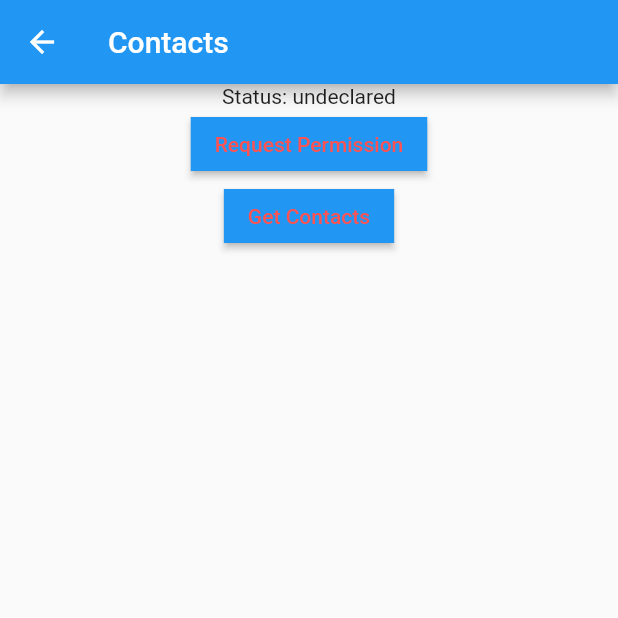
After one commit to brohemz/ACMMobileDevSummer2020, a Flutter app: the screen it shows after launch, after a tap on "Contacts", on a phone screen of 412 x 824 dp, the top half of it. The commit adds this screen. Run offline on Flutter 3.47's test engine with Material 2 defaults, Android fonts, the phone set to English and light mode, and no system bars; our stand-ins replace contacts_service, permission_handler; missing offline and left inert: date_range_picker.

Commit message:
Begin Implementing Contacts

```diff
--- /dev/null
+++ b/proto_scheduler/lib/contacts.dart
@@ -0,0 +1,93 @@
+import 'package:flutter/material.dart';
+import 'package:permission_handler/permission_handler.dart';
+import 'package:contacts_service/contacts_service.dart';
+
+class ContactsView extends StatelessWidget{
+  @override
+  Widget build(BuildContext context){
+    return Scaffold(
+      appBar: AppBar(
+        title: Text("Contacts")
+      ),
+      body: Center(
+        child: Contacts()
+      ),
+    );
+  }
+}
+
+class Contacts extends StatefulWidget{
+  @override
+  _ContactsState createState() => new _ContactsState();
+}
+
+class _ContactsState extends State<Contacts> {
+  Permission permission;
+  PermissionStatus permissionStatus;
+  List<Contact> contacts;
+
+  @override
+  initState() {
+    super.initState();
+    setState((){
+      this.permission = Permission.contacts;
+      contacts = [];
+    });
+  }
+
+  @override build(BuildContext context){
+    return Column(
+        children: [
+          Text("Status: ${permissionStatus ?? "undeclared"}"),
+          RaisedButton(
+            onPressed: () => _requestPermission(),
+            child: Text("Request Permission"),
+          ),
+          RaisedButton(
+            onPressed: () => _getContacts(),
+            child: Text("Get Contacts")
+          ),
+          // Text("Contacts: ${contacts.isNotEmpty ? contacts[0].givenName : "wow"}")
+          SizedBox(
+            height: 200,
+            width: 400,
+            child: ListView.builder(
+            padding: const EdgeInsets.all(8),
+            itemCount: contacts.length,
+            itemBuilder: (BuildContext context, int index){
+              return Container(
+                height: 50,
+                child: Row(
+                  children: [
+                    Text("${contacts[index].givenName} ${contacts[index].familyName}"),
+                    Spacer(),
+                    Text("${contacts[index].phones.first.value}")
+                  ]
+                )
+              );
+            }
+            )
+          ),
+
+        ],
+    );
+  }
+
+  Future<Null> _requestPermission() async{
+    final res = await permission.request();
+    setState(() => permissionStatus = res);
+    print(res.toString());
+  }
+
+  Future<Null> _getContacts() async{
+
+    if(permissionStatus == PermissionStatus.granted){
+      final res = await ContactsService.getContacts(withThumbnails: false);
+      setState((){
+        contacts = List.of(res);
+        print(contacts);
+      });
+    }
+  }
+
+}
--- a/proto_scheduler/lib/main.dart
+++ b/proto_scheduler/lib/main.dart
@@ -6,6 +6,7 @@ import './picker.dart';
 import './timeslider.dart';
 import './session.dart';
 import './daymodel.dart';
+import './contacts.dart';
 
 void main() {
   runApp(App());
@@ -94,7 +95,13 @@ class _PageState extends State<Page> with AutomaticKeepAliveClientMixin<Page> {
     return Container(
       child: Column(
         children: [Expanded(child: Column(
-          children: [Text(_text), InfoWidget(_info), PickerWidget("06/24", "06/27"), _notifier],
+          children: [MaterialButton(
+                      onPressed: () => Navigator.push(
+                        context,
+                        MaterialPageRoute(builder: (context) => ContactsView()),
+                      ),
+                      child: Text("Contacts")
+                    ),Text(_text), InfoWidget(_info), PickerWidget("06/24", "06/27"), _notifier],
         ))],
     ));
   }
--- a/proto_scheduler/pubspec.yaml
+++ b/proto_scheduler/pubspec.yaml
@@ -26,6 +26,10 @@ dependencies:
 
   # State Management
   provider: ^4.1.3
+
+  # Contacts
+  contacts_service: ^0.4.6
+  permission_handler: ^5.0.1
 
 
   # The following adds the Cupertino Icons font to your application.
```
Also changed, not shown: proto_scheduler/pubspec.lock, 8 other files.
